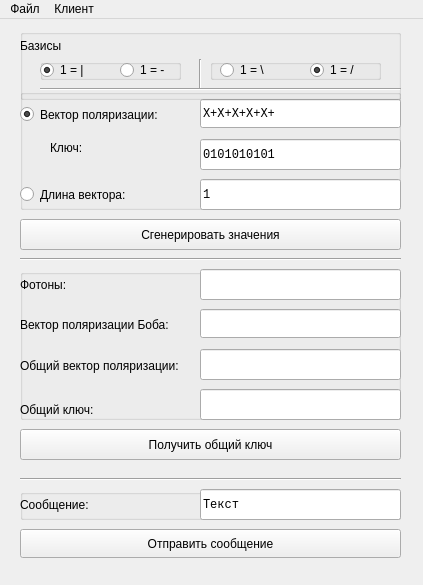
Before: the Qt Designer form Alice/alice.ui in dolfinus/bb84_crypto, drawn with Qt 5.
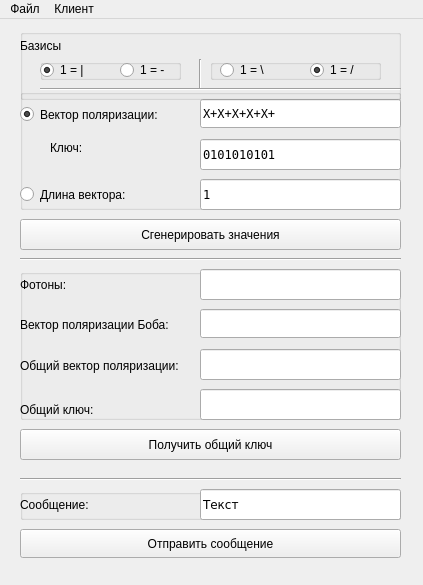
After: the same form once the commit is applied.

Patch:
```diff
--- a/Alice/alice.ui
+++ b/Alice/alice.ui
@@ -53,7 +53,10 @@
      </property>
      <property name="font">
       <font>
-       <family>Consolas</family>
+       <family>DejaVu Sans Mono</family>
+       <weight>50</weight>
+       <italic>false</italic>
+       <bold>false</bold>
       </font>
      </property>
      <property name="inputMask">
@@ -74,7 +77,10 @@
      </property>
      <property name="font">
       <font>
-       <family>Consolas</family>
+       <family>DejaVu Sans Mono</family>
+       <weight>50</weight>
+       <italic>false</italic>
+       <bold>false</bold>
       </font>
      </property>
      <property name="inputMask">
@@ -121,7 +127,10 @@
      </property>
      <property name="font">
       <font>
-       <family>Consolas</family>
+       <family>DejaVu Sans Mono</family>
+       <weight>50</weight>
+       <italic>false</italic>
+       <bold>false</bold>
       </font>
      </property>
      <property name="inputMask">
@@ -533,7 +542,10 @@
      </property>
      <property name="font">
       <font>
-       <family>Consolas</family>
+       <family>DejaVu Sans</family>
+       <weight>50</weight>
+       <italic>false</italic>
+       <bold>false</bold>
       </font>
      </property>
      <property name="inputMask">
```
Left out of the diff: 22 changed lines with no effect on the pictures.
